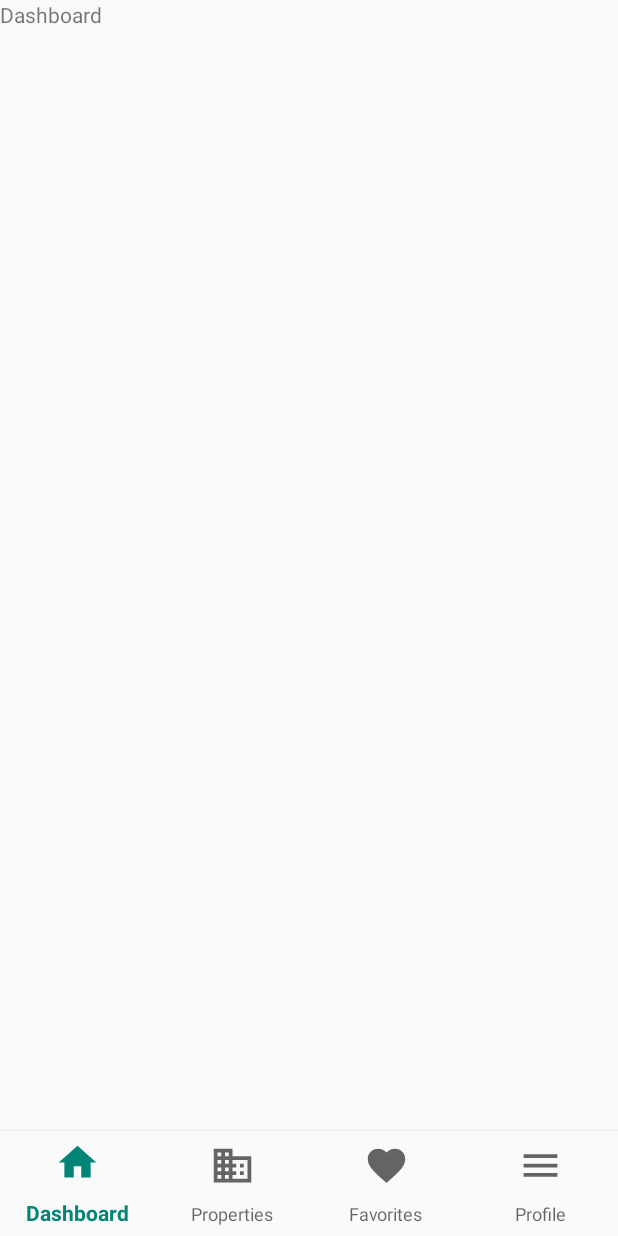
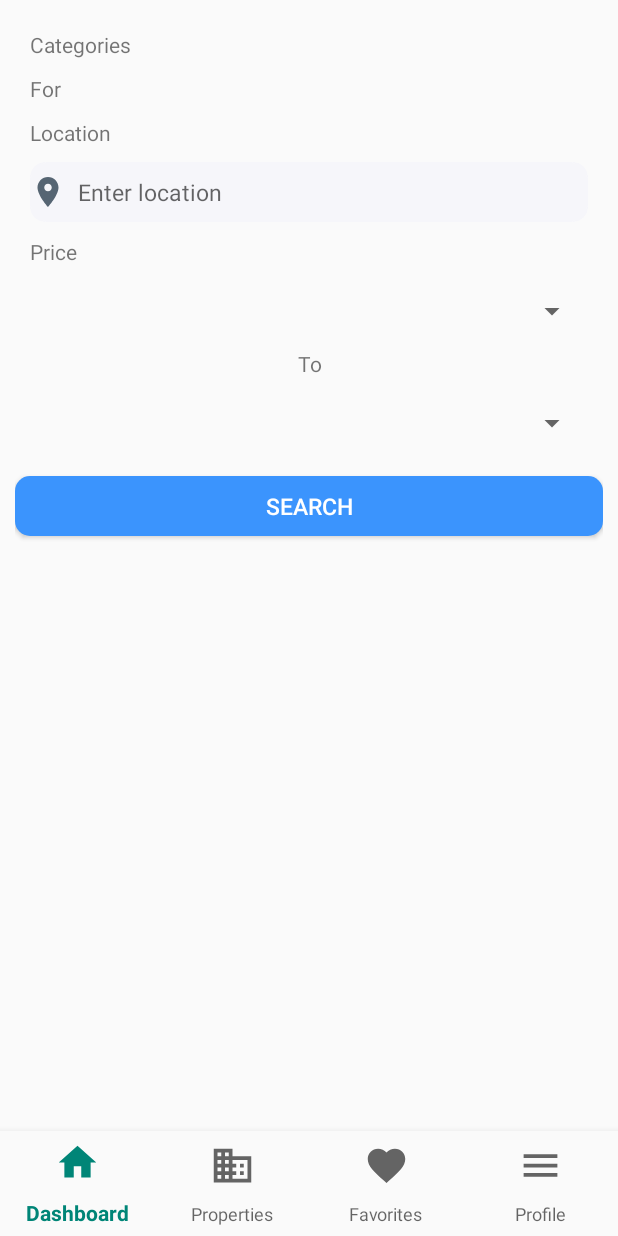
Before and after one commit to uttamtamang/HouseRentalSystem, an Android app: the screen it shows after launch (DashboardActivity), on a phone screen of 412 x 824 dp. Run offline under Robolectric (Android 15) with nearby library versions, the light colour scheme and no system bars; our stand-ins replace navigation-ui.

Commit message:
property filter layout was created

```diff
--- a/app/src/main/res/layout/fragment_dashboard.xml
+++ b/app/src/main/res/layout/fragment_dashboard.xml
@@ -1,14 +1,119 @@
 <?xml version="1.0" encoding="utf-8"?>
-<RelativeLayout xmlns:android="http://schemas.android.com/apk/res/android"
+<LinearLayout xmlns:android="http://schemas.android.com/apk/res/android"
     xmlns:tools="http://schemas.android.com/tools"
     android:layout_width="match_parent"
     android:layout_height="match_parent"
-    tools:context=".Fragments.DashboardFragment">
+    android:orientation="vertical"
+    tools:context=".Fragments.DashboardFragment"
+    android:layout_margin="10dp">
 
-    <!-- TODO: Update blank fragment layout -->
-    <TextView
+    <RelativeLayout
         android:layout_width="match_parent"
-        android:layout_height="match_parent"
-        android:text="Dashboard" />
+        android:layout_height="wrap_content"
+        android:id="@+id/categorySection"
+        >
+        <TextView
+            android:layout_width="wrap_content"
+            android:layout_height="wrap_content"
+            android:text="Categories"
+            android:layout_marginStart="10dp"
+            android:layout_marginTop="10dp"
+            android:layout_marginEnd="10dp"/>
 
-</RelativeLayout>
+    </RelativeLayout>
+    <RelativeLayout
+        android:layout_width="match_parent"
+        android:layout_height="wrap_content"
+        android:id="@+id/advanceFilter"
+        android:to="@+id/categorySection"
+        >
+        <TextView
+            android:layout_width="match_parent"
+            android:layout_height="wrap_content"
+            android:text="For"
+            android:id="@+id/propertyFor"
+            android:layout_marginStart="10dp"
+            android:layout_marginTop="10dp"
+            android:layout_marginEnd="10dp">
+
+        </TextView>
+
+        <TextView
+            android:layout_width="match_parent"
+            android:layout_height="wrap_content"
+            android:id="@+id/propertyLocation"
+            android:text="Location"
+            android:layout_below="@+id/propertyFor"
+            android:layout_marginStart="10dp"
+            android:layout_marginTop="10dp"
+            android:layout_marginEnd="10dp"/>
+
+        <EditText
+            android:layout_width="match_parent"
+            android:layout_height="40dp"
+            android:id="@+id/etLocation"
+            android:layout_below="@+id/propertyLocation"
+            android:drawableLeft="@drawable/ic_place_black_24dp"
+            android:background="@drawable/rounded_textinput"
+            android:drawablePadding="8dp"
+            android:hint="Enter location"
+            android:textSize="15dp"
+            android:layout_marginStart="10dp"
+            android:layout_marginTop="10dp"
+            android:layout_marginEnd="10dp"
+            />
+
+
+        <TextView
+            android:layout_width="match_parent"
+            android:layout_height="wrap_content"
+            android:id="@+id/propertyPrice"
+            android:text="Price"
+            android:layout_below="@+id/etLocation"
+            android:layout_marginStart="10dp"
+            android:layout_marginTop="10dp"
+            android:layout_marginEnd="10dp"/>
+
+
+        <androidx.appcompat.widget.AppCompatSpinner
+            android:layout_width="match_parent"
+            android:layout_height="40dp"
+            android:id="@+id/startPrice"
+            android:layout_below="@+id/propertyPrice"
+            android:layout_marginStart="10dp"
+            android:layout_marginTop="10dp"
+            android:layout_marginEnd="10dp"/>
+
+        <TextView
+            android:layout_width="match_parent"
+            android:layout_height="wrap_content"
+            android:id="@+id/to"
+            android:layout_below="@id/startPrice"
+            android:text="To"
+            android:gravity="center"
+            android:layout_marginStart="5dp"
+            android:layout_marginTop="5dp"
+            android:layout_marginEnd="5dp"
+            />
+
+        <androidx.appcompat.widget.AppCompatSpinner
+            android:layout_width="match_parent"
+            android:layout_height="40dp"
+            android:id="@+id/endPrice"
+            android:layout_below="@+id/to"
+            android:layout_marginStart="10dp"
+            android:layout_marginTop="10dp"
+            android:layout_marginEnd="10dp"/>
+    </RelativeLayout>
+
+    <Button
+        android:id="@+id/btnSearch"
+        android:layout_width="match_parent"
+        android:layout_height="40dp"
+        android:layout_marginTop="15dp"
+        android:background="@drawable/button_background"
+        android:text="Search"
+        android:textColor="#fff"
+        android:textSize="15sp" />
+
+</LinearLayout>
```
